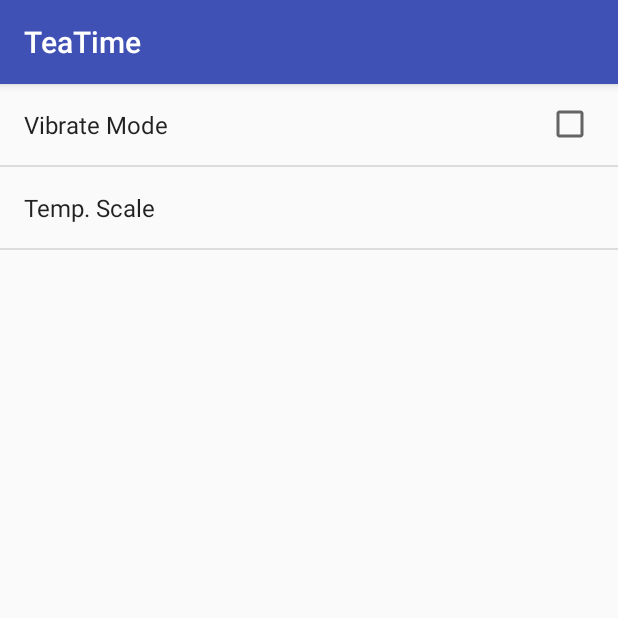
After one commit to RevRocky/TeaTime, an Android app: the fragment ApplicationSettingsFragment shown on its own in the app's theme, on a phone screen of 412 x 824 dp, the top half of it. The commit adds this screen. Run offline under Robolectric (Android 15) with nearby library versions, the phone set to English and light mode, and no system bars.

Commit message:
Editing Settings. The new settings don't do anything yet but this will be changed in time!

```diff
--- a/app/src/main/AndroidManifest.xml
+++ b/app/src/main/AndroidManifest.xml
@@ -48,6 +48,11 @@
             android:label="@string/EditTea"
             android:theme="@style/Theme.AppCompat.Light"></activity>
 
+        <activity
+            android:name=".activities.SettingsActivity"
+            android:label="Modify Settings"
+            android:theme="@style/Theme.AppCompat.Light"></activity>
+
         <!--
             Now we introduce the services!
         -->
--- a/app/src/main/java/rocky/teatime/activities/DatabaseActivity.java
+++ b/app/src/main/java/rocky/teatime/activities/DatabaseActivity.java
@@ -54,6 +54,10 @@ public class DatabaseActivity extends AppCompatActivity {
             case R.id.addTeaChoice:
                 launchAddScreen();
                 return true;
+            case R.id.settings:
+                // Why have a method call here?
+                Intent settingsIntent = new Intent(this, SettingsActivity.class);
+                startActivity(settingsIntent);
             default:
                 return super.onOptionsItemSelected(item);
         }
--- /dev/null
+++ b/app/src/main/java/rocky/teatime/fragments/ApplicationSettingsFragment.java
@@ -0,0 +1,21 @@
+package rocky.teatime.fragments;
+
+import android.os.Bundle;
+import android.preference.PreferenceFragment;
+
+import rocky.teatime.R;
+
+/**
+ * Created by Rocky on 31-May-17.
+ */
+
+public class ApplicationSettingsFragment extends PreferenceFragment {
+
+    @Override
+    public void onCreate(Bundle savedInstanceState) {
+        super.onCreate(savedInstanceState);
+
+        // Loading the preferences from our XML resource
+        addPreferencesFromResource(R.xml.preferences);
+    }
+}
--- a/app/src/main/res/menu/dbmunu.xml
+++ b/app/src/main/res/menu/dbmunu.xml
@@ -3,6 +3,9 @@
     xmlns:app="http://schemas.android.com/apk/res-auto"
     xmlns:android="http://schemas.android.com/apk/res/android">
 
+    <item
+        android:id="@+id/settings"
+        android:title="@string/Settings" />
     <item
         android:id="@+id/submitFeedback"
         android:title="Submit Feedback"
--- a/app/src/main/res/values/arrays.xml
+++ b/app/src/main/res/values/arrays.xml
@@ -86,4 +86,14 @@
         <item>58</item>
         <item>59</item>
     </string-array>
+
+    <string-array name="tempScales">
+        <item>Ferinheit (F)</item>
+        <item>Centigrade (C)</item>
+    </string-array>
+
+    <string-array name="tempScalesInternal">
+        <item>American</item>
+        <item>Metric</item>
+    </string-array>
 </resources>
--- a/app/src/main/res/values/strings.xml
+++ b/app/src/main/res/values/strings.xml
@@ -15,4 +15,11 @@
     <string name="Brew">Brew</string>
     <string name="TeaReady">Your Tea is Ready to Drink! Enjoy!</string>
     <string name="EditTea">Editing Tea Information</string>
+
+    <string name="Settings">Settings</string>
+    <string name="Vibrate">Vibrate Mode</string>
+    <string name="Ferinheit">Ferinheit</string>
+    <string name="Celsius">Celsius</string>
+    <string name="Temperature">Temp. Scale</string>
+
 </resources>
--- /dev/null
+++ b/app/src/main/res/xml/preferences.xml
@@ -0,0 +1,15 @@
+<?xml version="1.0" encoding="utf-8"?>
+<PreferenceScreen xmlns:android="http://schemas.android.com/apk/res/android">
+
+    <CheckBoxPreference
+        android:defaultValue="false"
+        android:key="vibrateAlarm"
+        android:title="@string/Vibrate" />
+    <ListPreference
+        android:defaultValue="0"
+        android:entries="@array/tempScales"
+        android:entryValues="@array/tempScalesInternal"
+        android:key="tempPreference"
+        android:summary="%s"
+        android:title="@string/Temperature" />
+</PreferenceScreen>
```
Also changed, not shown: app/src/main/java/rocky/teatime/activities/SettingsActivity.java (added, +25 -0 lines).
